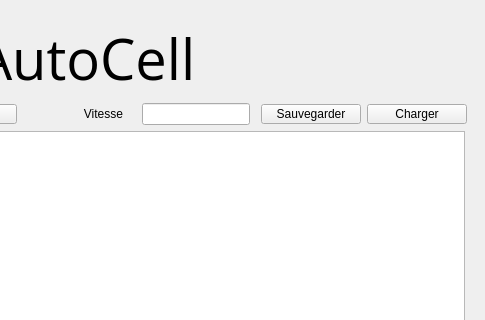
Nawhal/AutoCell, file Code/AutoCell/simulationwindow.ui: the form before one commit; both pictures show x 315 to 800 and y 0 to 320 of the 800 by 600 pixel window.
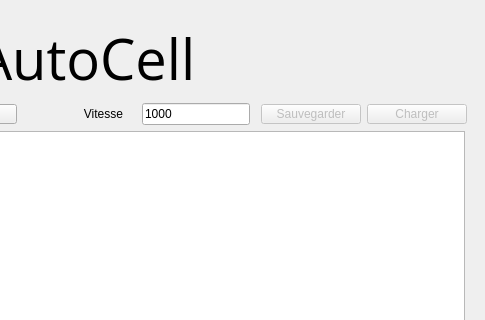
The form after the commit.

```diff
--- a/Code/AutoCell/simulationwindow.ui
+++ b/Code/AutoCell/simulationwindow.ui
@@ -185,6 +185,9 @@
         <property name="layoutDirection">
          <enum>Qt::LeftToRight</enum>
         </property>
+        <property name="text">
+         <string>1000</string>
+        </property>
         <property name="alignment">
          <set>Qt::AlignLeading|Qt::AlignLeft|Qt::AlignVCenter</set>
         </property>
@@ -192,6 +195,9 @@
       </item>
       <item>
        <widget class="QPushButton" name="saveButton">
+        <property name="enabled">
+         <bool>false</bool>
+        </property>
         <property name="sizePolicy">
          <sizepolicy hsizetype="Fixed" vsizetype="Fixed">
           <horstretch>0</horstretch>
@@ -213,10 +219,16 @@
         <property name="text">
          <string>Sauvegarder</string>
         </property>
+        <property name="flat">
+         <bool>false</bool>
+        </property>
        </widget>
       </item>
       <item>
        <widget class="QPushButton" name="loadButton">
+        <property name="enabled">
+         <bool>false</bool>
+        </property>
         <property name="sizePolicy">
          <sizepolicy hsizetype="Fixed" vsizetype="Fixed">
           <horstretch>0</horstretch>
@@ -238,6 +250,9 @@
         <property name="text">
          <string>Charger</string>
         </property>
+        <property name="flat">
+         <bool>false</bool>
+        </property>
        </widget>
       </item>
      </layout>
```
Left out of the diff: 19 changed lines with no effect on the pictures.
